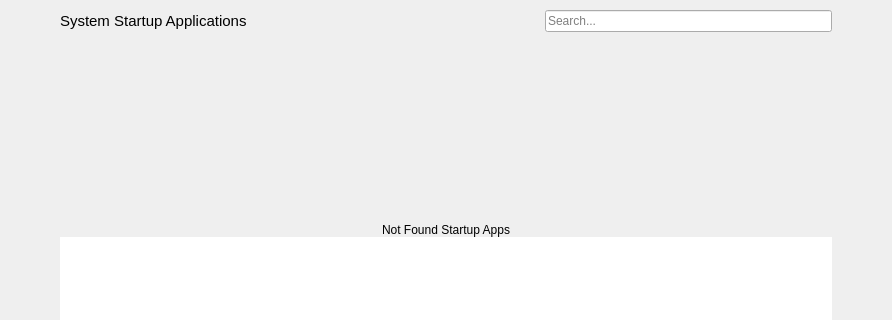
Before: the Qt Designer form shared/nexis/Pages/StartupApps/startup_apps_page.ui in s4solutionsllc/Nexis, drawn with Qt 5; both pictures show x 0 to 892 and y 0 to 320 of the 892 by 591 pixel window.
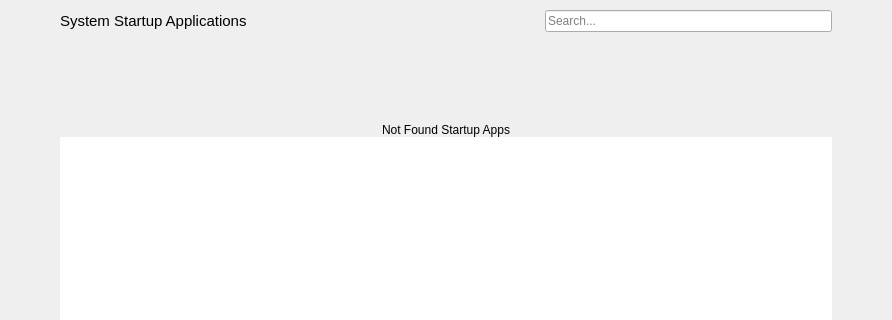
After: the same form once the commit is applied.

```diff
--- a/shared/nexis/Pages/StartupApps/startup_apps_page.ui
+++ b/shared/nexis/Pages/StartupApps/startup_apps_page.ui
@@ -168,13 +168,13 @@
            <property name="minimumSize">
             <size>
              <width>0</width>
-             <height>200</height>
+             <height>100</height>
             </size>
            </property>
            <property name="maximumSize">
             <size>
              <width>16777215</width>
-             <height>200</height>
+             <height>100</height>
             </size>
            </property>
            <property name="styleSheet">
```
